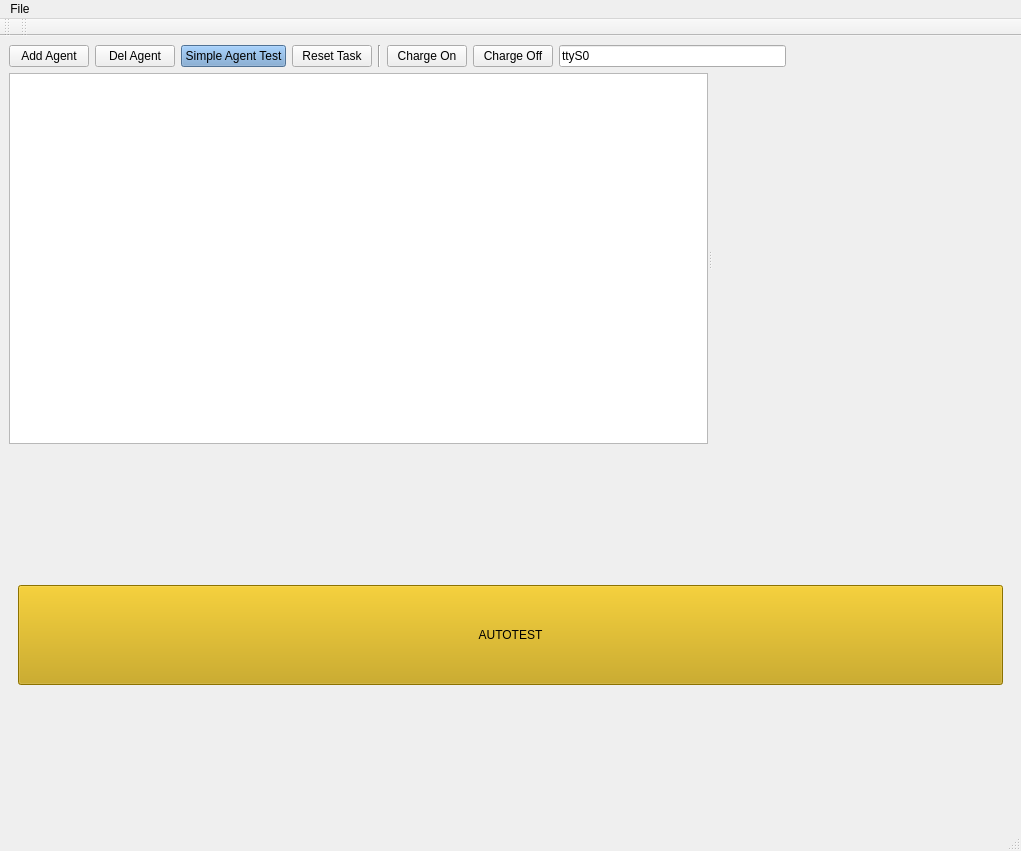
break11/AutoStorage, file App/AgentsManager/mainwindow.ui: the form before one commit.
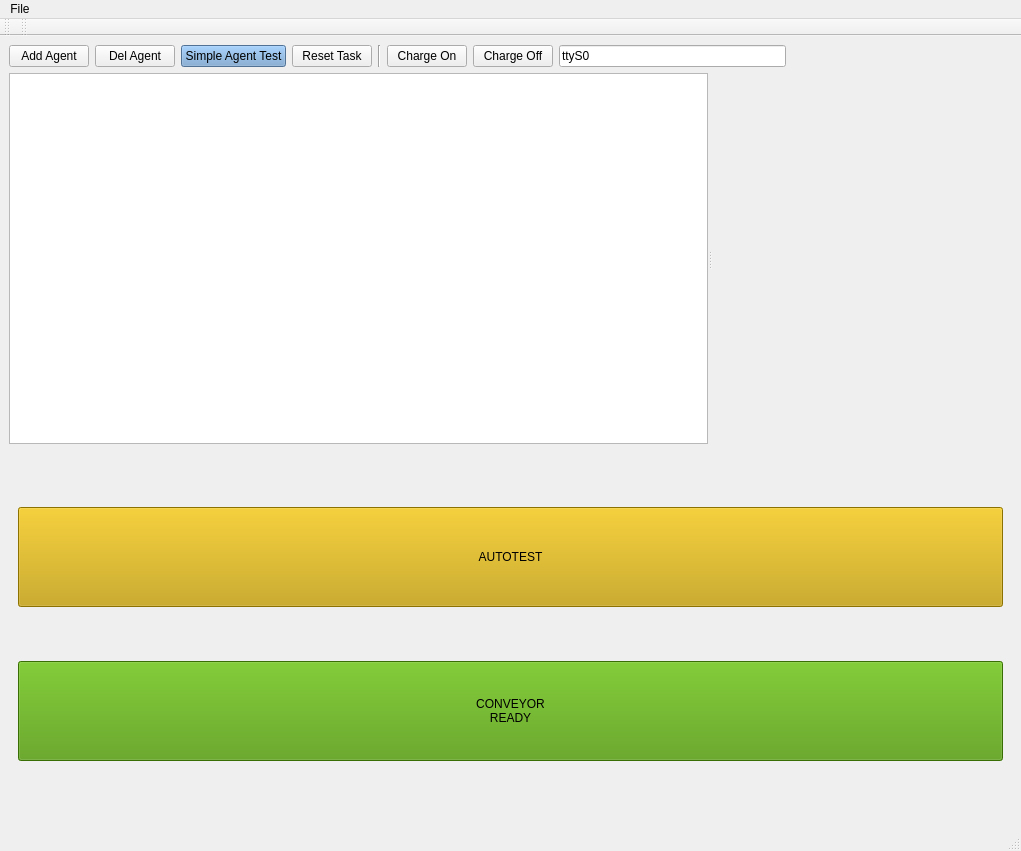
The form after the commit.

Commit message: Добавлен фейк-конвеер с возможностью задания текущего состояния. Если конвеер не готов, выполнение задания челноком приостанавливается.

Patch:
```diff
--- a/App/AgentsManager/mainwindow.ui
+++ b/App/AgentsManager/mainwindow.ui
@@ -187,6 +187,26 @@
          </property>
         </widget>
        </item>
+       <item row="1" column="0">
+        <widget class="QPushButton" name="btnConveyorReady">
+         <property name="minimumSize">
+          <size>
+           <width>100</width>
+           <height>100</height>
+          </size>
+         </property>
+         <property name="styleSheet">
+          <string notr="true">QPushButton { background-color: rgb(78, 154, 6); } QPushButton:checked { border:3px solid red; border-radius:5px }</string>
+         </property>
+         <property name="text">
+          <string>CONVEYOR
+READY</string>
+         </property>
+         <property name="checkable">
+          <bool>true</bool>
+         </property>
+        </widget>
+       </item>
       </layout>
      </widget>
     </item>
```
The commit also changes 1 other file.
